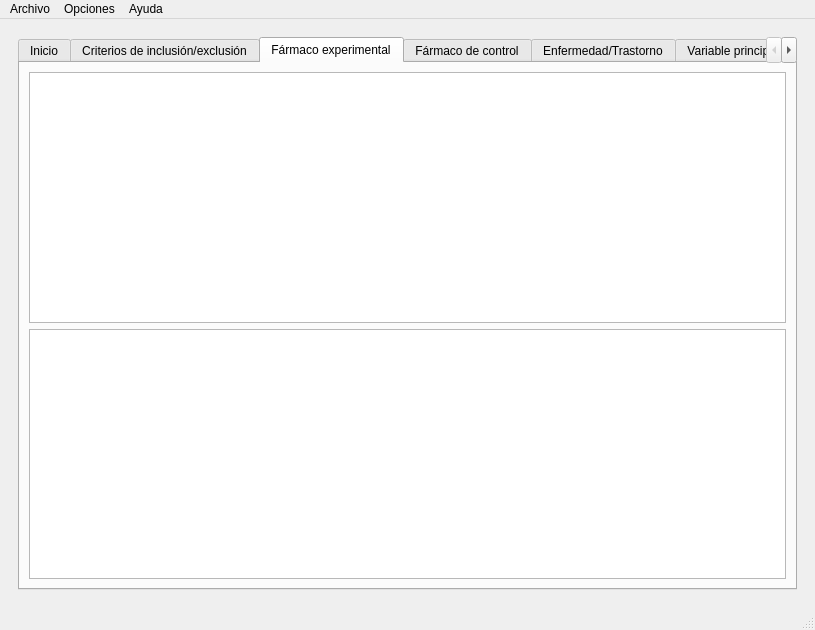
The window that ui/interface.ui (diegotxegp/hamelin) describes before a commit, drawn with Qt 5.
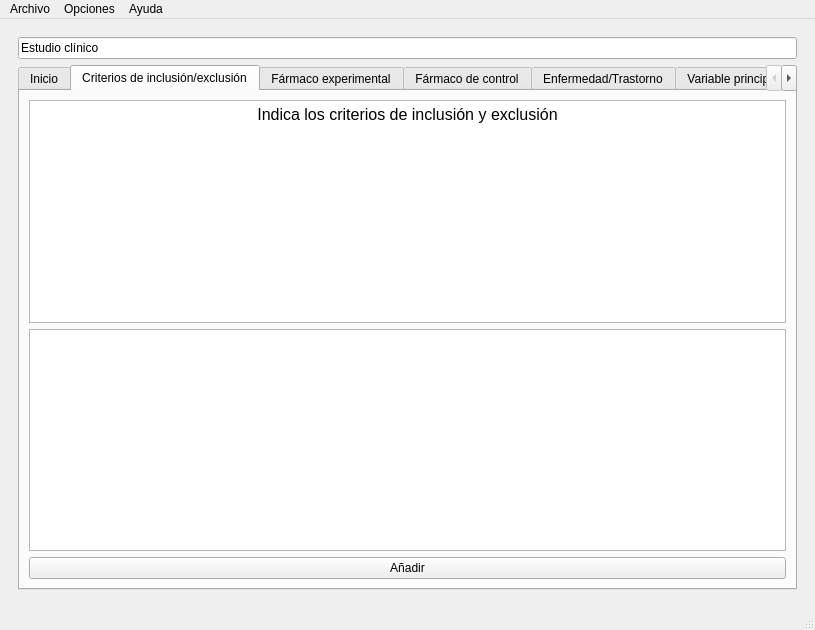
The same window after the commit. The open tabs and pages were chosen to show the change.

Patch:
```diff
--- a/ui/interface.ui
+++ b/ui/interface.ui
@@ -452,12 +452,12 @@
       </widget>
       <widget class="QWidget" name="page_clinico">
        <layout class="QGridLayout" name="gridLayout_20">
-        <item row="0" column="0">
+        <item row="1" column="0">
          <widget class="QTabWidget" name="tabWidget_clinico">
           <property name="currentIndex">
            <number>2</number>
           </property>
-          <widget class="QWidget" name="tab_inicio">
+          <widget class="QWidget" name="tab_clinico_inicio">
            <attribute name="title">
             <string>Inicio</string>
            </attribute>
@@ -474,7 +474,7 @@
             </item>
            </layout>
           </widget>
-          <widget class="QWidget" name="tab_criterios">
+          <widget class="QWidget" name="tab_clinico_criterios">
            <attribute name="title">
             <string>Criterios de inclusión/exclusión</string>
            </attribute>
@@ -483,7 +483,31 @@
              <widget class="QTextEdit" name="textEdit_5"/>
             </item>
             <item row="1" column="0">
-             <widget class="QTextEdit" name="textEdit_9"/>
+             <widget class="QTextEdit" name="textEdit_clinico_criterios_nuevos"/>
+            </item>
+            <item row="0" column="0">
+             <widget class="QTextEdit" name="textEdit_clinico_criterios">
+              <property name="readOnly">
+               <bool>true</bool>
+              </property>
+              <property name="html">
+               <string>&lt;!DOCTYPE HTML PUBLIC &quot;-//W3C//DTD HTML 4.0//EN&quot; &quot;http://www.w3.org/TR/REC-html40/strict.dtd&quot;&gt;
+&lt;html&gt;&lt;head&gt;&lt;meta name=&quot;qrichtext&quot; content=&quot;1&quot; /&gt;&lt;meta charset=&quot;utf-8&quot; /&gt;&lt;style type=&quot;text/css&quot;&gt;
+p, li { white-space: pre-wrap; }
+hr { height: 1px; border-width: 0; }
+li.unchecked::marker { content: &quot;\2610&quot;; }
+li.checked::marker { content: &quot;\2612&quot;; }
+&lt;/style&gt;&lt;/head&gt;&lt;body style=&quot; font-family:'Sans Serif'; font-size:9pt; font-weight:400; font-style:normal;&quot;&gt;
+&lt;p align=&quot;center&quot; style=&quot; margin-top:0px; margin-bottom:0px; margin-left:0px; margin-right:0px; -qt-block-indent:0; text-indent:0px;&quot;&gt;&lt;span style=&quot; font-size:12pt;&quot;&gt;Indica los criterios de inclusión y exclusión&lt;/span&gt;&lt;/p&gt;&lt;/body&gt;&lt;/html&gt;</string>
+              </property>
+             </widget>
+            </item>
+            <item row="2" column="0">
+             <widget class="QPushButton" name="pushButton_clinico_criterios_annadir">
+              <property name="text">
+               <string>Añadir</string>
+              </property>
+             </widget>
             </item>
            </layout>
           </widget>
@@ -493,7 +517,21 @@
            </attribute>
            <layout class="QGridLayout" name="gridLayout_28">
             <item row="0" column="0">
-             <widget class="QTextEdit" name="textEdit_20"/>
+             <widget class="QTextEdit" name="textEdit_clinico_experimental">
+              <property name="readOnly">
+               <bool>true</bool>
+              </property>
+              <property name="html">
+               <string>&lt;!DOCTYPE HTML PUBLIC &quot;-//W3C//DTD HTML 4.0//EN&quot; &quot;http://www.w3.org/TR/REC-html40/strict.dtd&quot;&gt;
+&lt;html&gt;&lt;head&gt;&lt;meta name=&quot;qrichtext&quot; content=&quot;1&quot; /&gt;&lt;meta charset=&quot;utf-8&quot; /&gt;&lt;style type=&quot;text/css&quot;&gt;
+p, li { white-space: pre-wrap; }
+hr { height: 1px; border-width: 0; }
+li.unchecked::marker { content: &quot;\2610&quot;; }
+li.checked::marker { content: &quot;\2612&quot;; }
+&lt;/style&gt;&lt;/head&gt;&lt;body style=&quot; font-family:'Sans Serif'; font-size:9pt; font-weight:400; font-style:normal;&quot;&gt;
+&lt;p align=&quot;center&quot; style=&quot; margin-top:0px; margin-bottom:0px; margin-left:0px; margin-right:0px; -qt-block-indent:0; text-indent:0px;&quot;&gt;&lt;span style=&quot; font-size:12pt;&quot;&gt;Indica el fármaco experimental&lt;/span&gt;&lt;/p&gt;&lt;/body&gt;&lt;/html&gt;</string>
+              </property>
+             </widget>
             </item>
             <item row="1" column="0">
              <widget class="QTextEdit" name="textEdit_21"/>
@@ -526,7 +564,7 @@
             </item>
            </layout>
           </widget>
-          <widget class="QWidget" name="tab_variable">
+          <widget class="QWidget" name="tab_clinico_variable">
            <attribute name="title">
             <string>Variable principal</string>
            </attribute>
@@ -539,7 +577,7 @@
             </item>
            </layout>
           </widget>
-          <widget class="QWidget" name="tab_procesar">
+          <widget class="QWidget" name="tab_clinico_procesar">
            <attribute name="title">
             <string>Procesar</string>
            </attribute>
@@ -556,7 +594,7 @@
             </item>
            </layout>
           </widget>
-          <widget class="QWidget" name="tab_resultados">
+          <widget class="QWidget" name="tab_clinico_resultados">
            <attribute name="title">
             <string>Resultados</string>
            </attribute>
@@ -568,6 +606,16 @@
           </widget>
          </widget>
         </item>
+        <item row="0" column="0">
+         <widget class="QLineEdit" name="lineEdit_clinico_titulo">
+          <property name="text">
+           <string>Estudio clínico</string>
+          </property>
+          <property name="readOnly">
+           <bool>true</bool>
+          </property>
+         </widget>
+        </item>
        </layout>
       </widget>
      </widget>
```
Left out of the diff: 367 changed lines with no effect on the pictures.
